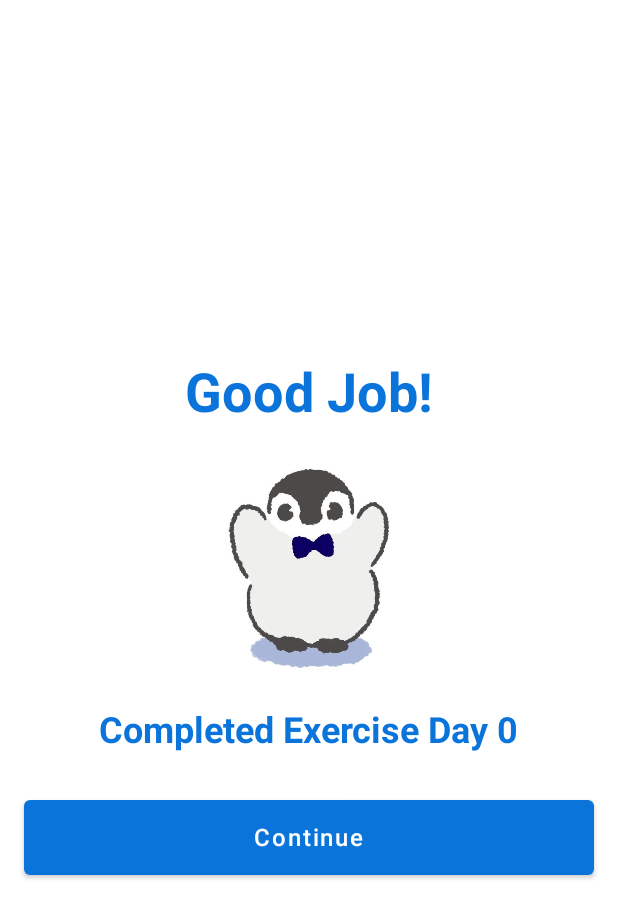
After one commit to tipenlii/WaLaWe, an Android app built with Jetpack Compose: the composable ConfirmDoneScreen called with empty values, on a phone screen of 412 x 824 dp. The commit adds this screen. Shown: the top 918 px of the screen. Run offline under Robolectric (Android 15) with nearby library versions, the phone set to English and light mode, and no system bars.

Commit message:
gabung lagi

```diff
--- /dev/null
+++ b/app/src/main/java/com/example/uts_lec/ConfirmDoneScreen.kt
@@ -0,0 +1,82 @@
+package com.example.uts_lec
+
+import androidx.compose.foundation.Image
+import androidx.compose.foundation.background
+import androidx.compose.foundation.layout.*
+import androidx.compose.material.Button
+import androidx.compose.material.ButtonDefaults
+import androidx.compose.material.Text
+import androidx.compose.runtime.Composable
+import androidx.compose.ui.Alignment
+import androidx.compose.ui.Modifier
+import androidx.compose.ui.graphics.Color
+import androidx.compose.ui.res.painterResource
+import androidx.compose.ui.unit.dp
+import androidx.compose.ui.unit.sp
+import androidx.compose.ui.text.font.FontWeight
+import androidx.navigation.NavController
+
+@Composable
+fun ConfirmDoneScreen(navController: NavController, day: Int, category: String) {
+    Box(
+        modifier = Modifier
+            .fillMaxSize()
+            .background(Color.White)
+            .padding(16.dp),
+        contentAlignment = Alignment.Center
+    ) {
+        Column(
+            horizontalAlignment = Alignment.CenterHorizontally,
+            verticalArrangement = Arrangement.Center
+        ) {
+            // Teks "Good Job"
+            Text(
+                text = "Good Job!",
+                fontSize = 36.sp,
+                fontWeight = FontWeight.Bold,
+                color = Color(0xFF0A74DA),
+                modifier = Modifier.padding(bottom = 16.dp)
+            )
+
+            // Gambar yang menunjukkan selesai
+            Image(
+                painter = painterResource(id = R.drawable.penguin_start2),
+                contentDescription = "Completed",
+                modifier = Modifier.size(150.dp)
+            )
+
+            Spacer(modifier = Modifier.height(24.dp))
+
+            // Teks "Completed Exercise Day X"
+            Text(
+                text = "Completed Exercise Day $day",
+                fontSize = 24.sp,
+                fontWeight = FontWeight.Bold,
+                color = Color(0xFF0A74DA)
+            )
+
+            Spacer(modifier = Modifier.height(32.dp))
+
+            // Tombol "Continue" untuk kembali ke WorkoutDaysScreen
+            Button(
+                onClick = {
+                    // Perbarui status completedDays
+                    navController.previousBackStackEntry?.savedStateHandle?.set("completedDays", day + 1)
+                    // Kembali ke WorkoutDaysScreen dengan parameter kategori
+                    navController.navigate("workout_days_screen/$category") {
+                        popUpTo("workout_days_screen/$category") { inclusive = true }
+                    }
+                },
+                modifier = Modifier
+                    .fillMaxWidth()
+                    .height(50.dp),
+                colors = ButtonDefaults.buttonColors(
+                    backgroundColor = Color(0xFF0A74DA),
+                    contentColor = Color.White
+                )
+            ) {
+                Text(text = "Continue", fontSize = 16.sp)
+            }
+        }
+    }
+}
--- a/app/src/main/java/com/example/uts_lec/HomeScreen.kt
+++ b/app/src/main/java/com/example/uts_lec/HomeScreen.kt
@@ -171,7 +171,7 @@ fun HomeScreen(navController: NavHostController) {
             Spacer(modifier = Modifier.height(10.dp))
 
             // Motivational Card
-            MotivationalCard()
+            MotivationalCard(navController = navController)
         }
 
         // Bottom Navigation Bar
@@ -249,7 +249,7 @@ fun OverviewCard(value: String, title: String, iconResId: Int) {
 }
 
 @Composable
-fun MotivationalCard() {
+fun MotivationalCard(navController: NavHostController) {
     Box(
         modifier = Modifier
             .width(450.dp)
@@ -281,7 +281,7 @@ fun MotivationalCard() {
                 )
                 Spacer(modifier = Modifier.height(8.dp))
                 Button(
-                    onClick = { /* TODO: Add functionality */ },
+                    onClick = { navController.navigate("workout") },
                     colors = ButtonDefaults.buttonColors(backgroundColor = Color.White),
                     shape = RoundedCornerShape(16.dp)
                 ) {
--- a/app/src/main/java/com/example/uts_lec/PreHomeQ4.kt
+++ b/app/src/main/java/com/example/uts_lec/PreHomeQ4.kt
@@ -37,7 +37,7 @@ fun IntroductionScreen(navController: NavHostController) {
             verticalArrangement = Arrangement.Bottom,
             horizontalAlignment = Alignment.CenterHorizontally
         ) {
-            ContinueButton(onClick = { navController.navigate("workout") })
+            ContinueButton(onClick = { navController.navigate("home") })
         }
     }
 }
--- a/app/src/main/java/com/example/uts_lec/WorkoutDetailScreen.kt
+++ b/app/src/main/java/com/example/uts_lec/WorkoutDetailScreen.kt
@@ -21,7 +21,7 @@ import androidx.compose.ui.text.font.FontWeight
 import androidx.navigation.NavController
 
 @Composable
-fun WorkoutDetailScreen(navController: NavController, day: Int) {
+fun WorkoutDetailScreen(navController: NavController, day: Int, category: String) {
     val workouts = listOf(
         Workout(
             exerciseNumber = 1,
@@ -105,7 +105,8 @@ fun WorkoutDetailScreen(navController: NavController, day: Int) {
                 onClick = {
                     if (currentWorkoutIndex.value < workouts.size) {
                         val workout = workouts[currentWorkoutIndex.value]
-                        navController.navigate("transition_screen/${currentWorkoutIndex.value + 1}/${workout.name}")
+                        // Menambahkan parameter day ke dalam navigasi
+                        navController.navigate("transition_screen/$day/${currentWorkoutIndex.value + 1}/${workout.name}/$category")
                         currentWorkoutIndex.value++ // Lanjutkan ke latihan berikutnya
                     }
                 },
@@ -122,6 +123,7 @@ fun WorkoutDetailScreen(navController: NavController, day: Int) {
         }
     }
 }
+
 
 
 @Composable
```
Also changed, not shown: app/src/main/java/com/example/uts_lec/SetupNavGraph.kt (+19 -6 lines), app/src/main/java/com/example/uts_lec/TransitionWorkoutScreen.kt (+25 -12 lines), app/src/main/java/com/example/uts_lec/WorkoutDaysScreen.kt (+23 -7 lines), app/src/main/java/com/example/uts_lec/WorkoutScreen.kt (+8 -2 lines).
